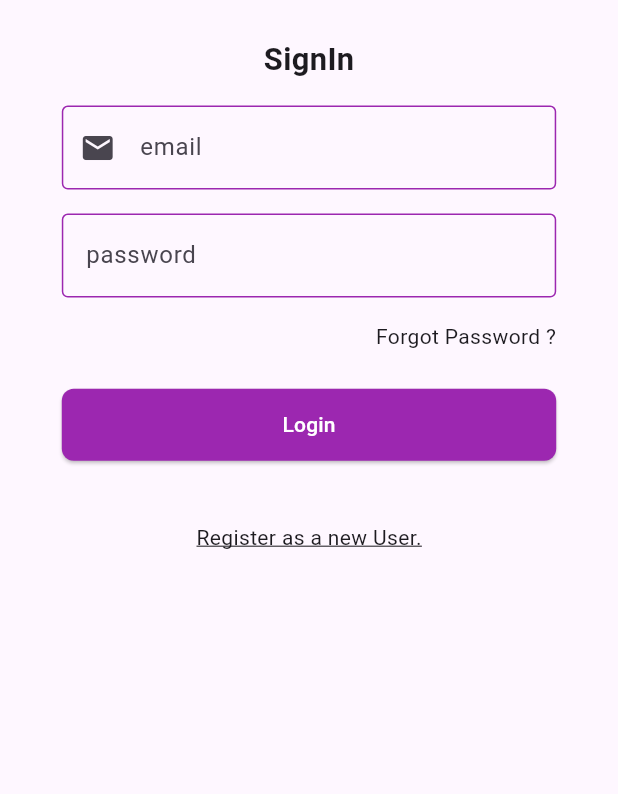
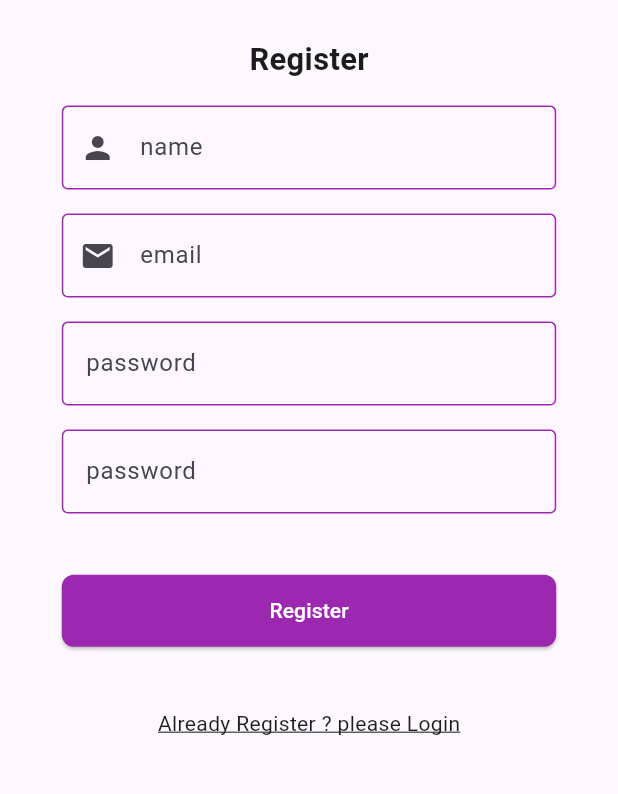
Before and after one commit to Dip8080/dokan_demo_wedevs, a Flutter app: the screen it shows after launch, after a tap on "Register as a new User.", on a phone screen of 412 x 824 dp, the part 120-914 px from its top. Run offline on Flutter 3.47's test engine with Material 3 defaults, Android fonts, the light colour scheme and no system bars; our stand-ins replace flutter_sizer.

Commit message:
user_registration_completed_

```diff
--- a/lib/Features/auth/presentation/screen/login.dart
+++ b/lib/Features/auth/presentation/screen/login.dart
@@ -1,15 +1,21 @@
+import 'package:dokan_demo_wedevs/Features/auth/presentation/screen/registration.dart';
 import 'package:flutter/material.dart';
 import 'package:flutter/widgets.dart';
 import 'package:flutter_sizer/flutter_sizer.dart';
 
-class LoginScreen extends StatelessWidget {
+class LoginScreen extends StatefulWidget {
   const LoginScreen({super.key});
 
   @override
+  State<LoginScreen> createState() => _LoginScreenState();
+}
+
+class _LoginScreenState extends State<LoginScreen> {
+  final TextEditingController _emailController = TextEditingController();
+  final TextEditingController _passwordController = TextEditingController();
+  final GlobalKey<FormState> _formKey = GlobalKey<FormState>();
+  @override
   Widget build(BuildContext context) {
-    final TextEditingController _emailController = TextEditingController();
-    final TextEditingController _passwordController = TextEditingController();
-    final GlobalKey<FormState> _formKey = GlobalKey<FormState>();
     return Scaffold(
       body: Padding(
         padding: EdgeInsets.all(10.w),
@@ -63,7 +69,8 @@ class LoginScreen extends StatelessWidget {
                           obscureText: true,
                           keyboardType: TextInputType.visiblePassword,
                           decoration: const InputDecoration(
-                              hintText: 'password',),
+                            hintText: 'password',
+                          ),
                           validator: (String? value) {
                             if (value == null || value.trim().isEmpty) {
                               return 'Write your unit price';
@@ -91,11 +98,16 @@ class LoginScreen extends StatelessWidget {
                           height: 5.h,
                         ),
                         GestureDetector(
-                            onTap: () {},
+                            onTap: () {
+                              Navigator.push(context,
+                                  MaterialPageRoute(builder: ((context) {
+                                return RegistrationScreen();
+                              })));
+                            },
                             child: Text(
                               'Register as a new User.',
-                              style:
-                                  TextStyle(decoration: TextDecoration.underline),
+                              style: TextStyle(
+                                  decoration: TextDecoration.underline),
                             ))
                       ],
                     )),
@@ -106,5 +118,12 @@ class LoginScreen extends StatelessWidget {
       ),
     );
   }
+
+  @override
+  void dispose() {
+    _emailController.dispose();
+    _passwordController.dispose();
+    super.dispose();
+  }
 }
 // https://docs.google.com/document/d/14RnMdTuIMUACR4yXEnM0af0gsvbHOeYESV-nrjPzJ6E/edit#heading=h.jx0u5j59mrz0
--- /dev/null
+++ b/lib/Features/auth/presentation/screen/registration.dart
@@ -0,0 +1,184 @@
+import 'package:dokan_demo_wedevs/Features/auth/data/auth_repository.dart';
+import 'package:dokan_demo_wedevs/Features/auth/presentation/screen/login.dart';
+import 'package:flutter/material.dart';
+import 'package:flutter/widgets.dart';
+import 'package:flutter_sizer/flutter_sizer.dart';
+
+class RegistrationScreen extends StatefulWidget {
+  const RegistrationScreen({super.key});
+
+  @override
+  State<RegistrationScreen> createState() => _RegistrationScreenState();
+}
+
+class _RegistrationScreenState extends State<RegistrationScreen> {
+  final TextEditingController _nameController = TextEditingController();
+  final TextEditingController _emailController = TextEditingController();
+  final TextEditingController _passwordController = TextEditingController();
+  final TextEditingController _passwordConfirmController =
+      TextEditingController();
+  final GlobalKey<FormState> _formKey = GlobalKey<FormState>();
+  @override
+  Widget build(BuildContext context) {
+    return Scaffold(
+      body: SingleChildScrollView(
+        child: Padding(
+          padding: EdgeInsets.all(10.w),
+          child: Flexible(
+            child: Column(
+              children: <Widget>[
+                RichText(
+                  text: TextSpan(
+                      text: 'D',
+                      style: TextStyle(
+                        fontSize: 8.w,
+                        color: Color.fromARGB(255, 241, 98, 76),
+                      ),
+                      children: <TextSpan>[
+                        TextSpan(
+                            text: 'okan',
+                            style: TextStyle(
+                                color: Colors.white,
+                                letterSpacing: 1.2,
+                                fontWeight: FontWeight.bold,
+                                fontSize: 8.w))
+                      ]),
+                ),
+                SizedBox(height: 3.h),
+                Text(
+                  'Register',
+                  style: TextStyle(fontSize: 5.w, fontWeight: FontWeight.bold),
+                ),
+                SizedBox(height: 2.h),
+                Container(
+                  height: 70.h,
+                  child: Form(
+                      key: _formKey,
+                      child: Column(
+                        children: <Widget>[
+                          TextFormField(
+                            controller: _nameController,
+                            autovalidateMode:
+                                AutovalidateMode.onUserInteraction,
+                            decoration: const InputDecoration(
+                                prefixIcon: Icon(Icons.person),
+                                hintText: 'name'),
+                            validator: (String? value) {
+                              if (value == null || value.trim().isEmpty) {
+                                return 'Enter Your name';
+                              }
+                              return null;
+                            },
+                          ),
+                          const SizedBox(height: 16),
+                          TextFormField(
+                            controller: _emailController,
+                            autovalidateMode:
+                                AutovalidateMode.onUserInteraction,
+                            decoration: const InputDecoration(
+                                prefixIcon: Icon(Icons.email),
+                                hintText: 'email'),
+                            validator: (String? value) {
+                              if (value == null || value.trim().isEmpty) {
+                                return 'Enter Your Email';
+                              }
+                              return null;
+                            },
+                          ),
+                          const SizedBox(height: 16),
+                          TextFormField(
+                            controller: _passwordController,
+                            obscureText: true,
+                            keyboardType: TextInputType.visiblePassword,
+                            decoration: const InputDecoration(
+                              hintText: 'password',
+                            ),
+                            validator: (String? value) {
+                              if (value == null || value.trim().isEmpty) {
+                                return 'enter password !';
+                              }
+                              return null;
+                            },
+                          ),
+                          const SizedBox(height: 16),
+                          TextFormField(
+                            controller: _passwordConfirmController,
+                            obscureText: true,
+                            keyboardType: TextInputType.visiblePassword,
+                            decoration: const InputDecoration(
+                              hintText: 'password',
+                            ),
+                            validator: (String? value) {
+                              if (value == null ||
+                                  value.trim().isEmpty ||
+                                  _passwordConfirmController.text !=
+                                      _passwordController.text) {
+                                return 'password doest not match !';
+                              }
+                              return null;
+                            },
+                          ),
+                          const SizedBox(height: 16),
+                          // Container(
+                          //   width: 80.w,
+                          //   child: Row(
+                          //     mainAxisSize: MainAxisSize.max,
+                          //     mainAxisAlignment: MainAxisAlignment.spaceBetween,
+                          //     children: [
+                          //       SizedBox(width: 40.w),
+                          //       Text('Forgot Password ?')
+                          //     ],
+                          //   ),
+                          // ),
+                          SizedBox(
+                            height: 3.h,
+                          ),
+                          ElevatedButton(
+                              onPressed: () {
+                                if (_formKey.currentState!.validate()) {
+                                  Map<String, dynamic> user = {
+                                    "username": _nameController.text,
+                                    'email': _emailController.text,
+                                    'password': _passwordController.text,
+                                  };
+                                  print('this is user in widget - ${user}');
+                                  AuthRepository().registerUser(user);
+                                }
+                              },
+                              child: Text('Register')),
+                          SizedBox(
+                            height: 5.h,
+                          ),
+                          GestureDetector(
+                              onTap: () {
+                                Navigator.push(context,
+                                    MaterialPageRoute(builder: (context) {
+                                  return LoginScreen();
+                                }));
+                              },
+                              child: Text(
+                                'Already Register ? please Login',
+                                style: TextStyle(
+                                    decoration: TextDecoration.underline),
+                              ))
+                        ],
+                      )),
+                )
+              ],
+            ),
+          ),
+        ),
+      ),
+    );
+  }
+
+  @override
+  void dispose() {
+    _nameController.dispose();
+    _emailController.dispose();
+    _passwordController.dispose();
+    _passwordConfirmController.dispose();
+    super.dispose();
+  }
+}
+// https://docs.google.com/document/d/14RnMdTuIMUACR4yXEnM0af0gsvbHOeYESV-nrjPzJ6E/edit#heading=h.jx0u5j59mrz0
--- a/pubspec.yaml
+++ b/pubspec.yaml
@@ -36,6 +36,7 @@ dependencies:
   # Use with the CupertinoIcons class for iOS style icons.
   cupertino_icons: ^1.0.6
   flutter_sizer: ^1.0.5
+  http: ^1.2.1
 
 dev_dependencies:
   flutter_test:
```
Also changed, not shown: lib/Features/auth/data/auth_repository.dart (added, +21 -0 lines), pubspec.lock.
